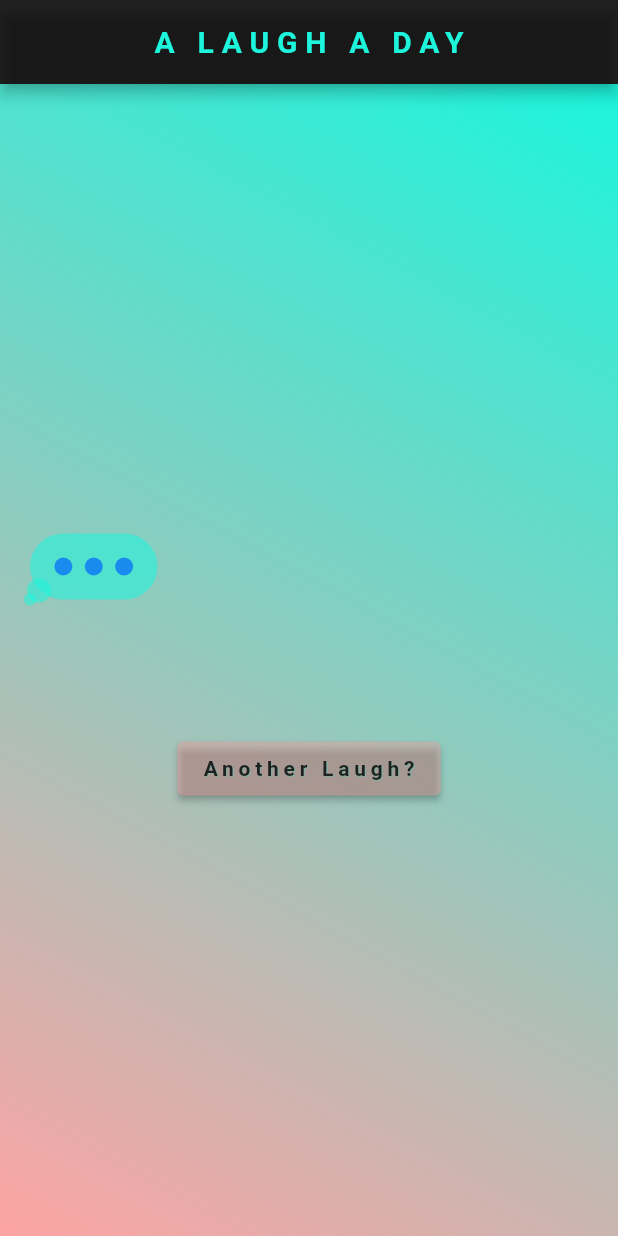
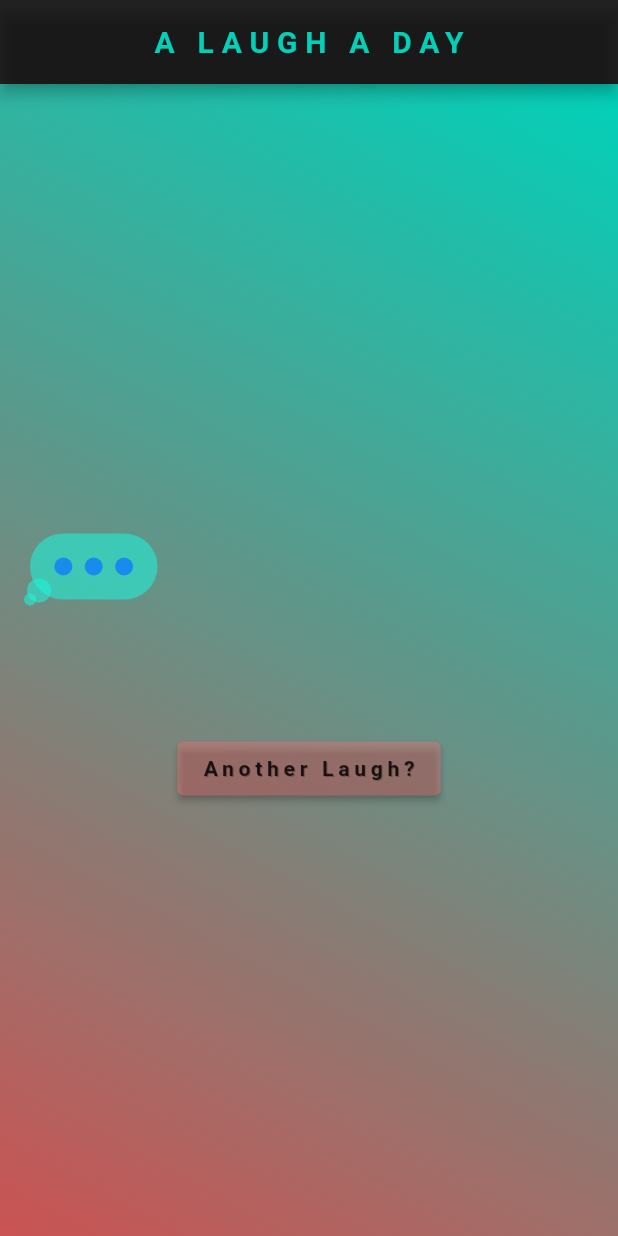
Before and after one commit to reichg/a_laugh_a_day, a Flutter app: the screen it shows after launch, on a phone screen of 412 x 824 dp. Run offline on Flutter 3.47's test engine with Material 2 defaults, Android fonts, the phone set to English and light mode, and no system bars; network calls fail; Roboto replaces fonts that are missing (Aleo-Regular).

Commit message:
Everything working as expected, need to adjust some colors. Trying solid instead of gradient

```diff
--- a/lib/home_page.dart
+++ b/lib/home_page.dart
@@ -50,17 +50,17 @@ class _JokeGeneratorHomeState extends State<JokeGeneratorHome> {
               letterSpacing: width / 80),
         ),
         centerTitle: true,
-        backgroundColor: Colors.black87,
-        foregroundColor: const Color.fromARGB(255, 28, 245, 219),
+        backgroundColor: Constants.BACKGROUJND_BLACK,
+        foregroundColor: Constants.BRIGHT_AQUA,
       ),
       body: Container(
-        decoration: const BoxDecoration(
+        decoration: BoxDecoration(
             gradient: LinearGradient(
           begin: Alignment.topRight,
           end: Alignment.bottomLeft,
           colors: [
-            Color.fromARGB(255, 28, 245, 220),
-            Color.fromARGB(255, 253, 163, 163),
+            Constants.BRIGHT_AQUA,
+            Constants.BRIGHT_TANGERINE,
           ],
         )),
         child: Center(
@@ -72,18 +72,18 @@ class _JokeGeneratorHomeState extends State<JokeGeneratorHome> {
                 child: _typingDelayComplete
                     ? Container(
                         decoration: BoxDecoration(
-                            gradient: const LinearGradient(
+                            gradient: LinearGradient(
                               begin: Alignment.topRight,
                               end: Alignment.bottomLeft,
                               colors: [
-                                Color.fromARGB(144, 253, 163, 163),
-                                Color.fromARGB(57, 28, 245, 220),
+                                Constants.DIMMER_TANGERINE,
+                                Constants.DIMMER_AQUA,
                               ],
                             ),
                             boxShadow: [
                               CustomBoxShadow(
-                                  color: Color.fromARGB(71, 0, 0, 0),
-                                  offset: new Offset(0.5, 0.5),
+                                  color: Constants.TEXT_SHADOW_BLACK,
+                                  offset: const Offset(0.5, 0.5),
                                   blurRadius: 10.0,
                                   blurStyle: BlurStyle.outer)
                             ]),
@@ -93,7 +93,7 @@ class _JokeGeneratorHomeState extends State<JokeGeneratorHome> {
                               Random().nextInt(Constants.DAD_NAMES.length)),
                         ),
                       )
-                    : SizedBox(),
+                    : const SizedBox(),
               ),
               Padding(
                 padding: const EdgeInsets.all(8.0),
@@ -109,7 +109,7 @@ class _JokeGeneratorHomeState extends State<JokeGeneratorHome> {
                     ElevatedButton(
                       style: ButtonStyle(
                           backgroundColor: MaterialStateColor.resolveWith(
-                              (states) => Color.fromARGB(99, 253, 163, 163))),
+                              (states) => Constants.BUTTON_TANGERINE)),
                       onPressed: () {
                         setState(() {
                           _typingDelayComplete = false;
@@ -132,12 +132,12 @@ class _JokeGeneratorHomeState extends State<JokeGeneratorHome> {
                         style: TextStyle(
                           fontFamily: 'Aleo-Regular',
                           fontWeight: FontWeight.bold,
-                          color: Color.fromARGB(204, 0, 0, 0),
+                          color: Constants.SLIGHT_TRANSPARENT_BLACK,
                           letterSpacing: width / 130,
                           shadows: [
                             Shadow(
                               offset: Offset(0.75, 0.75),
-                              color: Color.fromARGB(57, 28, 245, 220),
+                              color: Constants.TEXT_SHADOW_BLACK,
                             )
                           ],
                         ),
--- a/lib/my_app.dart
+++ b/lib/my_app.dart
@@ -12,7 +12,7 @@ class _MyAppState extends State<MyApp> {
   @override
   Widget build(BuildContext context) {
     return const MaterialApp(
-      title: 'Dad Joke Generator',
+      title: 'A Laugh A Day',
       home: JokeGeneratorHome(),
       debugShowCheckedModeBanner: false,
     );
--- a/lib/utils/constants.dart
+++ b/lib/utils/constants.dart
@@ -1,3 +1,5 @@
+import 'package:flutter/material.dart';
+
 var DAD_NAMES = <String>[
   'Dad',
   'Daddy',
@@ -8,3 +10,13 @@ var DAD_NAMES = <String>[
   'Padre',
   'Zaddy'
 ];
+
+const Color BRIGHT_AQUA = Color.fromARGB(255, 1, 209, 185);
+const Color DIMMER_AQUA = Color.fromARGB(101, 18, 248, 221);
+const Color BRIGHT_TANGERINE = Color.fromARGB(255, 203, 83, 83);
+const Color DIMMER_TANGERINE = Color.fromARGB(144, 253, 163, 163);
+const Color BUTTON_TANGERINE = Color.fromARGB(97, 250, 120, 120);
+const Color TEXT_BLACK = Color.fromARGB(255, 1, 1, 1);
+const Color SLIGHT_TRANSPARENT_BLACK = Color.fromARGB(204, 0, 0, 0);
+const Color BACKGROUJND_BLACK = Color.fromARGB(221, 1, 1, 1);
+const Color TEXT_SHADOW_BLACK = Color.fromARGB(71, 0, 0, 0);
--- a/lib/widgets/dad_message_box_widget.dart
+++ b/lib/widgets/dad_message_box_widget.dart
@@ -53,7 +53,7 @@ class _DadMessageBoxWidgetState extends State<DadMessageBoxWidget> {
                     borderRadius: BorderRadius.circular(5),
                     boxShadow: [
                       CustomBoxShadow(
-                          color: Color.fromARGB(71, 0, 0, 0),
+                          color: Constants.TEXT_SHADOW_BLACK,
                           offset: new Offset(0.5, 0.5),
                           blurRadius: 10.0,
                           blurStyle: BlurStyle.outer)
@@ -70,7 +70,7 @@ class _DadMessageBoxWidgetState extends State<DadMessageBoxWidget> {
                             fontFamily: 'Aleo-Regular',
                             fontWeight: FontWeight.w500,
                             fontSize: height / 48,
-                            color: Color.fromARGB(255, 0, 0, 0),
+                            color: Constants.TEXT_BLACK,
                             shadows: [
                               Shadow(
                                 offset: Offset(0.75, 0.75),
@@ -87,7 +87,7 @@ class _DadMessageBoxWidgetState extends State<DadMessageBoxWidget> {
                           style: TextStyle(
                             fontFamily: 'Aleo-Regular',
                             fontSize: height / 48,
-                            color: Color.fromARGB(255, 0, 0, 0),
+                            color: Constants.TEXT_BLACK,
                             fontWeight: FontWeight.w200,
                           ),
                         ),
@@ -100,7 +100,6 @@ class _DadMessageBoxWidgetState extends State<DadMessageBoxWidget> {
                 alignment: Alignment.bottomRight,
                 child: Container(
                   padding: EdgeInsets.all(2),
-                  // color: Color.fromARGB(255, 18, 81, 133),
                   child: Text(
                     "Read: ${dateHour}",
                   ),
```
